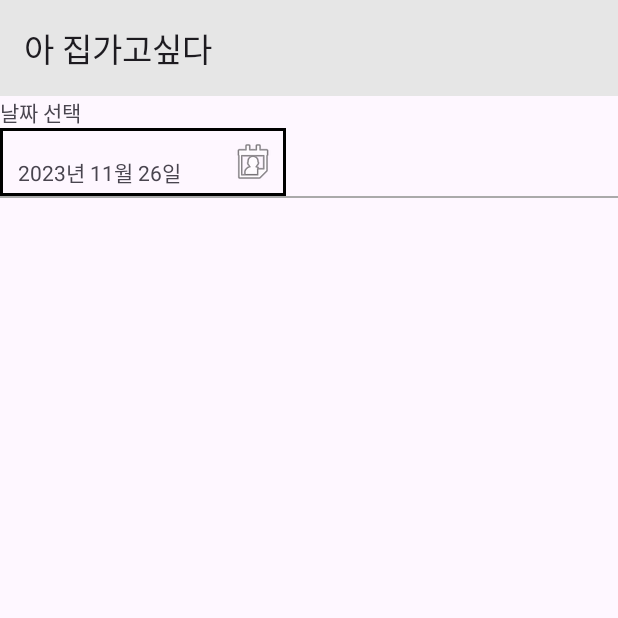
After one commit to uijungkwon/FM_Hub, an Android app: the DailyRanking screen opened directly, with no data from a screen before it, on a phone screen of 412 x 824 dp, the top half of it. The commit adds this screen. Run offline under Robolectric (Android 15) with nearby library versions, the phone set to English and light mode, and no system bars.

Commit message:
ranking 뷰

```diff
--- a/fm_hub_dazzang2/build.gradle.kts
+++ b/fm_hub_dazzang2/build.gradle.kts
@@ -5,7 +5,7 @@ plugins {
 
 android {
     namespace = "com.example.fm_hub_dazzang2"
-    compileSdk = 33
+    compileSdk = 34
 
     defaultConfig {
         applicationId = "com.example.fm_hub_dazzang2"
@@ -33,6 +33,9 @@ android {
     kotlinOptions {
         jvmTarget = "1.8"
     }
+    buildFeatures {
+        viewBinding =  true
+    }
 }
 
 dependencies {
--- a/fm_hub_dazzang2/src/main/AndroidManifest.xml
+++ b/fm_hub_dazzang2/src/main/AndroidManifest.xml
@@ -8,6 +8,12 @@
         android:roundIcon="@mipmap/ic_launcher_round"
         android:supportsRtl="true"
         android:theme="@style/Theme.FM_Hub">
+        <activity
+            android:name=".DailyRanking"
+            android:exported="false" />
+        <activity
+            android:name=".PopUpDialog"
+            android:exported="false" />
         <activity
             android:name=".MainActivity"
             android:exported="true">
--- /dev/null
+++ b/fm_hub_dazzang2/src/main/java/com/example/fm_hub_dazzang2/DailyRanking.kt
@@ -0,0 +1,62 @@
+package com.example.fm_hub_dazzang2
+
+import android.app.DatePickerDialog
+import android.os.Bundle
+import android.view.View
+import android.widget.TextView
+import androidx.appcompat.app.AppCompatActivity
+import java.text.SimpleDateFormat
+import java.util.Calendar
+import java.util.Locale
+
+class DailyRanking : AppCompatActivity() {
+    private lateinit var textViewDate: TextView
+
+    override fun onCreate(savedInstanceState: Bundle?) {
+        super.onCreate(savedInstanceState)
+        setContentView(R.layout.activity_daily_ranking)
+
+        textViewDate = findViewById(R.id.textView_date)
+        setCurrentDate()
+
+        initializeView()
+    }
+
+    private fun setCurrentDate() {
+        val currentDate = Calendar.getInstance().time
+        val dateFormat = SimpleDateFormat("yyyy년 MM월 dd일", Locale.getDefault())
+        val formattedDate = dateFormat.format(currentDate)
+
+        textViewDate.text = formattedDate
+    }
+
+    private fun initializeView() {
+        textViewDate = findViewById(R.id.textView_date)
+
+        // 버튼 클릭 시 DatePickerDialog 띄우기
+        val button = findViewById<View>(R.id.button)
+        button.setOnClickListener {
+            showDatePickerDialog()
+        }
+    }
+
+    private fun showDatePickerDialog() {
+        val currentDate = Calendar.getInstance()
+        val year = currentDate.get(Calendar.YEAR)
+        val month = currentDate.get(Calendar.MONTH)
+        val dayOfMonth = currentDate.get(Calendar.DAY_OF_MONTH)
+
+        val datePickerDialog = DatePickerDialog(
+            this,
+            DatePickerDialog.OnDateSetListener { _, year, month, dayOfMonth ->
+                val selectedDate = "${year}년 ${month + 1}월 ${dayOfMonth}일"
+                textViewDate.text = selectedDate
+            },
+            year,
+            month,
+            dayOfMonth
+        )
+
+        datePickerDialog.show()
+    }
+}
--- /dev/null
+++ b/fm_hub_dazzang2/src/main/java/com/example/fm_hub_dazzang2/Datas.kt
@@ -0,0 +1,3 @@
+package com.example.fm_hub_dazzang2
+
+data class Datas(val name : String, val img : Int){}
--- /dev/null
+++ b/fm_hub_dazzang2/src/main/res/drawable/border_rec.xml
@@ -0,0 +1,17 @@
+<?xml version="1.0" encoding="utf-8"?>
+<shape xmlns:android="http://schemas.android.com/apk/res/android"
+    android:shape="rectangle">
+    <solid android:color="#00000000" />
+    <!--    테두리 선[Border] 길이 및 색-->
+    <stroke
+        android:width="2dp"
+        android:color="@android:color/black" />
+
+    <!-- 텍스트 주위의 간격 설정 -->
+    <padding
+        android:left="4dp"
+        android:top="4dp"
+        android:right="4dp"
+        android:bottom="4dp" />
+
+</shape>
--- /dev/null
+++ b/fm_hub_dazzang2/src/main/res/layout/activity_daily_ranking.xml
@@ -0,0 +1,62 @@
+<?xml version="1.0" encoding="utf-8"?>
+<androidx.drawerlayout.widget.DrawerLayout xmlns:android="http://schemas.android.com/apk/res/android"
+    xmlns:app="http://schemas.android.com/apk/res-auto"
+    xmlns:tools="http://schemas.android.com/tools"
+    android:id="@+id/drawer"
+    android:layout_width="match_parent"
+    android:layout_height="match_parent"
+    android:fitsSystemWindows="true">
+
+    <LinearLayout
+        android:id="@+id/layout"
+        android:layout_width="wrap_content"
+        android:layout_height="wrap_content"
+        android:orientation="vertical"
+        tools:layout_editor_absoluteX="8dp"
+        tools:layout_editor_absoluteY="8dp">
+
+        <androidx.appcompat.widget.Toolbar
+            android:id="@+id/toolbar"
+            android:layout_width="match_parent"
+            android:layout_height="wrap_content"
+            android:background="#E6E6E6"
+            app:title="아 집가고싶다" />
+        <TextView
+            android:layout_width="wrap_content"
+            android:layout_height="wrap_content"
+            android:text="날짜 선택"
+            android:gravity="center"/>
+
+        <LinearLayout
+            android:layout_width="wrap_content"
+            android:layout_height="wrap_content"
+            android:orientation="horizontal"
+            android:background="@drawable/border_rec">
+
+            <TextView
+                android:id="@+id/textView_date"
+                android:layout_width="wrap_content"
+                android:layout_height="wrap_content"
+                android:gravity="center"
+                android:padding="8dp"
+                android:text="날짜 정보" />
+
+            <Button
+                android:id="@+id/button"
+                android:layout_width="58dp"
+                android:layout_height="match_parent"
+                android:background="#00000000"
+                android:drawableLeft="@android:drawable/ic_menu_my_calendar"
+                android:onClick="OnClickHandler" />
+
+
+        </LinearLayout>
+
+        <View
+            android:layout_width="match_parent"
+            android:layout_height="1dp"
+            android:background="@android:color/darker_gray" />
+
+    </LinearLayout>
+
+</androidx.drawerlayout.widget.DrawerLayout>
```
Also changed, not shown: fm_hub_dazzang2/src/main/java/com/example/fm_hub_dazzang2/MainActivity.kt (+18 -2 lines), fm_hub_dazzang2/src/main/java/com/example/fm_hub_dazzang2/MyMovieAdapter.kt (added, +26 -0 lines), fm_hub_dazzang2/src/main/java/com/example/fm_hub_dazzang2/PopUpDialog.kt (added, +12 -0 lines), fm_hub_dazzang2/src/main/res/layout/activity_main.xml (+26 -10 lines), fm_hub_dazzang2/src/main/res/layout/activity_pop_up_dialog.xml (added, +72 -0 lines), fm_hub_dazzang2/src/main/res/layout/item_recyclerview.xml (added, +20 -0 lines), fm_hub_dazzang2/src/main/res/menu/navigation_menu.xml (added, +8 -0 lines).
